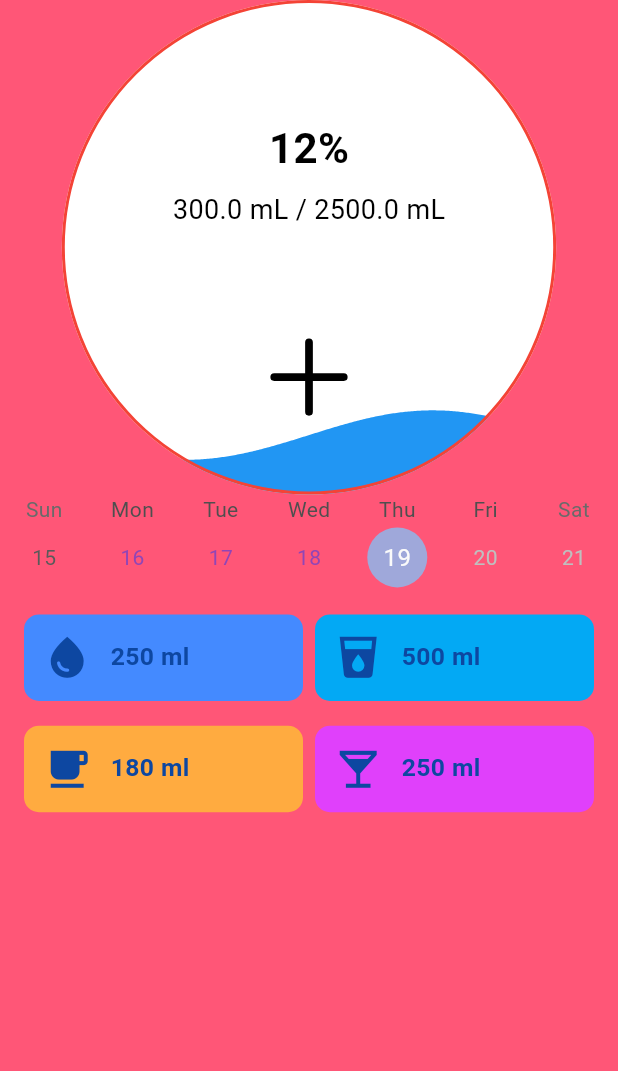
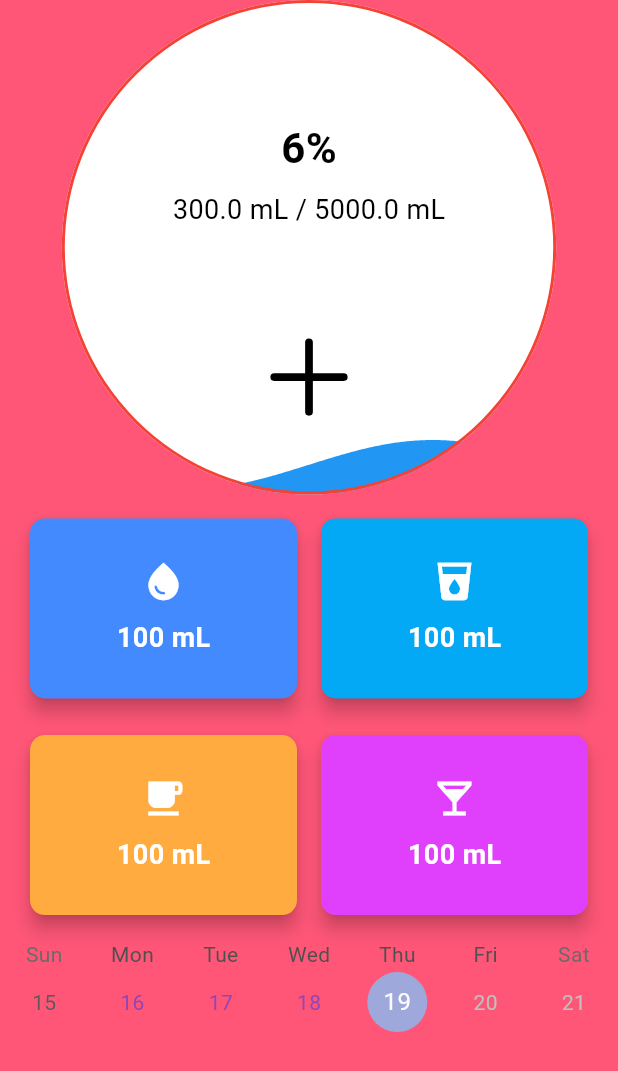
Before and after one commit to real-Hafez/lose_weight_eat_healthy, a Flutter app: the Water screen opened directly, after a tap on an icon or button, on a phone screen of 412 x 824 dp. Shown: the top 1071 px of the screen. Run offline on Flutter 3.47's test engine with Material 3 defaults, Android fonts, the phone set to English and light mode, and no system bars; drawn by our look-alikes of table_calendar; our stand-ins replace animated_text_kit, another_flutter_splash_screen, auto_size_text, bloc, cloud_firestore, device_preview and 14 more; accounts and stored records are empty.

Commit message:
get a water needed

```diff
--- a/lib/src/features/Settings/pages/setting.dart
+++ b/lib/src/features/Settings/pages/setting.dart
@@ -39,7 +39,7 @@ class _SettingsScreenState extends State<SettingsScreen> {
   Future<void> _updateWidget(String unit) async {
     try {
       final prefs = await SharedPreferences.getInstance();
-      final waterNeeded = prefs.getDouble('water_needed') ?? 2500.0;
+      final waterNeeded = prefs.getDouble('water_needed') ?? 3000.0;
       final waterDrunk = prefs.getDouble('water_drunk') ?? 0.0;
       await platform.invokeMethod('updateWidget', {
         'water': waterNeeded,
--- a/lib/src/features/water/pages/water.dart
+++ b/lib/src/features/water/pages/water.dart
@@ -13,7 +13,7 @@ class Water extends StatefulWidget {
 
 class _WaterState extends State<Water> {
   String? _savedUnit;
-  final double _waterNeeded = 2500.0;
+  double _waterNeeded = 5000.0; // Mutable now
   double _currentIntake = 0.0;
   static const platform =
       MethodChannel('com.example.lose_weight_eat_healthy/widget');
@@ -24,6 +24,7 @@ class _WaterState extends State<Water> {
     super.initState();
     _loadSavedPreferences();
     _setupWidgetListener();
+    get_water_need_and_unit();
   }
 
   void _handleGoalReached() {
@@ -32,6 +33,26 @@ class _WaterState extends State<Water> {
       _goalReachedDays
           .add(DateTime(today.year, today.month, today.day)); // Save the day
     });
+  }
+
+  Future<void> get_water_need_and_unit() async {
+    // Get a reference to SharedPreferences
+    SharedPreferences prefs = await SharedPreferences.getInstance();
+
+    // Retrieve the stored water needed value
+    double? value = prefs.getDouble('water_needed');
+    String? waterUnit = prefs.getString('water_unit');
+
+    // Check if the value is not null and update _waterNeeded
+    if (value != null) {
+      setState(() {
+        _waterNeeded = _convertToMl(value, waterUnit ?? 'mL');
+        _savedUnit = waterUnit ?? 'mL'; // Ensure unit is set
+      });
+      print('Retrieved value: $_waterNeeded $_savedUnit');
+    } else {
+      print('No value found for the key.');
+    }
   }
 
   Future<void> _loadSavedPreferences() async {
@@ -128,127 +149,8 @@ class _WaterState extends State<Water> {
           calender_for_training_water(
             goalReachedDays: _goalReachedDays,
           ),
-          Padding(
-            padding: const EdgeInsets.all(12),
-            child: Column(
-              crossAxisAlignment: CrossAxisAlignment.stretch,
-              children: [
-                const ResponsiveRow(
-                  children: [
-                    WaterIntakeCard(
-                      icon: Icons.water_drop,
-                      amount: 250,
-                      backgroundColor: Colors.blueAccent,
-                    ),
-                    WaterIntakeCard(
-                      icon: Icons.local_drink,
-                      amount: 500,
-                      backgroundColor: Colors.lightBlue,
-                    ),
-                  ],
-                ),
-                SizedBox(
-                  height: MediaQuery.of(context).size.height * .02,
-                ),
-                const ResponsiveRow(
-                  children: [
-                    WaterIntakeCard(
-                      icon: Icons.local_cafe,
-                      amount: 180,
-                      backgroundColor: Colors.orangeAccent,
-                    ),
-                    WaterIntakeCard(
-                      icon: Icons.local_bar,
-                      amount: 250,
-                      backgroundColor: Colors.purpleAccent,
-                    ),
-                  ],
-                ),
-              ],
-            ),
-          ),
         ],
       ),
     );
   }
 }
-
-class WaterIntakeCard extends StatelessWidget {
-  final IconData icon;
-  final int amount;
-  final Color backgroundColor;
-
-  const WaterIntakeCard({
-    super.key,
-    required this.icon,
-    required this.amount,
-    required this.backgroundColor,
-  });
-
-  @override
-  Widget build(BuildContext context) {
-    final iconSize = MediaQuery.of(context).size.height * .04;
-    final textSize = MediaQuery.of(context).size.height * .02;
-    final padding = MediaQuery.of(context).size.width * .03;
-
-    return Container(
-      padding: EdgeInsets.all(padding),
-      decoration: BoxDecoration(
-        color: backgroundColor,
-        borderRadius: BorderRadius.circular(
-          10,
-        ),
-      ),
-      child: Row(
-        mainAxisSize: MainAxisSize.min,
-        children: [
-          Icon(
-            icon,
-            size: iconSize,
-            color: Colors.blue[900],
-          ),
-          SizedBox(
-            width: padding,
-          ),
-          Text(
-            '$amount ml',
-            style: TextStyle(
-              fontSize: textSize,
-              fontWeight: FontWeight.bold,
-              color: Colors.blue[900],
-            ),
-          ),
-        ],
-      ),
-    );
-  }
-}
-
-class ResponsiveRow extends StatelessWidget {
-  final List<Widget> children;
-
-  const ResponsiveRow({super.key, required this.children});
-
-  @override
-  Widget build(BuildContext context) {
-    final isSmallScreen = MediaQuery.of(context).size.width < 600;
-
-    return Row(
-      mainAxisAlignment: MainAxisAlignment.spaceBetween,
-      children: children
-          .map((child) => Expanded(
-                child: Padding(
-                  padding: isSmallScreen
-                      ? const EdgeInsets.symmetric(
-                          horizontal: 4.0,
-                        )
-                      : const EdgeInsets.symmetric(
-                          horizontal: 8.0,
-                        ),
-                  child: child,
-                ),
-              ))
-          .toList(),
-    );
-  }
-}
--- a/lib/src/features/water/widgets/WaterIntakeWidget.dart
+++ b/lib/src/features/water/widgets/WaterIntakeWidget.dart
@@ -2,6 +2,8 @@ import 'package:flutter/material.dart';
 import 'package:ionicons/ionicons.dart';
 import 'package:liquid_progress_indicator_v2/liquid_progress_indicator.dart';
 import 'package:flutter/services.dart';
+import 'package:lose_weight_eat_healthy/src/features/water/pages/water.dart';
+import 'package:lose_weight_eat_healthy/src/features/water/widgets/respontiveRow.dart';
 
 class WaterIntakeWidget extends StatefulWidget {
   final double initialIntake;
@@ -85,7 +87,9 @@ class _WaterIntakeWidgetState extends State<WaterIntakeWidget> {
     double percentage = _currentIntake / widget.totalTarget;
 
     return Center(
-      child: SizedBox(
+      child: Column(
+        children: [
+          SizedBox(
             width: MediaQuery.of(context).size.width * .8,
             height: MediaQuery.of(context).size.height * .4,
             child: Stack(
@@ -142,6 +146,107 @@ class _WaterIntakeWidgetState extends State<WaterIntakeWidget> {
               ],
             ),
           ),
+          Padding(
+            padding: const EdgeInsets.all(12),
+            child: Column(
+              crossAxisAlignment: CrossAxisAlignment.stretch,
+              children: [
+                ResponsiveRow(
+                  children: [
+                    WaterIntakeCard(
+                      onTap: (p0) {
+                        print('object');
+                      },
+                      icon: Icons.water_drop,
+                      backgroundColor: Colors.blueAccent,
+                    ),
+                    WaterIntakeCard(
+                      onTap: (p0) {
+                        print('object');
+                      },
+                      icon: Icons.local_drink,
+                      backgroundColor: Colors.lightBlue,
+                    ),
+                  ],
+                ),
+                SizedBox(
+                  height: MediaQuery.of(context).size.height * .02,
+                ),
+                ResponsiveRow(
+                  children: [
+                    WaterIntakeCard(
+                      onTap: (p0) {
+                        print('object');
+                      },
+                      icon: Icons.local_cafe,
+                      backgroundColor: Colors.orangeAccent,
+                    ),
+                    WaterIntakeCard(
+                      onTap: (p0) {
+                        print('object');
+                      },
+                      icon: Icons.local_bar,
+                      backgroundColor: Colors.purpleAccent,
+                    ),
+                  ],
+                ),
+              ],
+            ),
+          ),
+        ],
+      ),
     );
   }
 }
+
+class WaterIntakeCard extends StatefulWidget {
+  final IconData icon;
+  final Color backgroundColor;
+  final Function(int) onTap;
+
+  const WaterIntakeCard({
+    super.key,
+    required this.icon,
+    required this.backgroundColor,
+    required this.onTap,
+  });
+
+  @override
+  _WaterIntakeCardState createState() => _WaterIntakeCardState();
+}
+
+class _WaterIntakeCardState extends State<WaterIntakeCard> {
+  @override
+  Widget build(BuildContext context) {
+    return GestureDetector(
+      onTap: () {},
+      child: Card(
+        elevation: 5,
+        shape: RoundedRectangleBorder(borderRadius: BorderRadius.circular(10)),
+        color: widget.backgroundColor,
+        child: SizedBox(
+          height: 120,
+          width: 140,
+          child: Column(
+            mainAxisAlignment: MainAxisAlignment.center,
+            children: [
+              Icon(
+                widget.icon,
+                size: 30,
+                color: Colors.white,
+              ),
+              const SizedBox(height: 10),
+              const Text(
+                "100 mL",
+                style: TextStyle(
+                    fontSize: 18,
+                    fontWeight: FontWeight.bold,
+                    color: Colors.white),
+              ),
+            ],
+          ),
+        ),
+      ),
+    );
+  }
+}
--- /dev/null
+++ b/lib/src/features/water/widgets/respontiveRow.dart
@@ -0,0 +1,81 @@
+import 'package:flutter/material.dart';
+
+class WaterIntakeCard extends StatelessWidget {
+  final IconData icon;
+  final int amount;
+  final Color backgroundColor;
+
+  const WaterIntakeCard({
+    super.key,
+    required this.icon,
+    required this.amount,
+    required this.backgroundColor,
+  });
+
+  @override
+  Widget build(BuildContext context) {
+    final iconSize = MediaQuery.of(context).size.height * .04;
+    final textSize = MediaQuery.of(context).size.height * .02;
+    final padding = MediaQuery.of(context).size.width * .03;
+
+    return Container(
+      padding: EdgeInsets.all(padding),
+      decoration: BoxDecoration(
+        color: backgroundColor,
+        borderRadius: BorderRadius.circular(
+          10,
+        ),
+      ),
+      child: Row(
+        mainAxisSize: MainAxisSize.min,
+        children: [
+          Icon(
+            icon,
+            size: iconSize,
+            color: Colors.blue[900],
+          ),
+          SizedBox(
+            width: padding,
+          ),
+          Text(
+            '$amount ml',
+            style: TextStyle(
+              fontSize: textSize,
+              fontWeight: FontWeight.bold,
+              color: Colors.blue[900],
+            ),
+          ),
+        ],
+      ),
+    );
+  }
+}
+
+class ResponsiveRow extends StatelessWidget {
+  final List<Widget> children;
+
+  const ResponsiveRow({super.key, required this.children});
+
+  @override
+  Widget build(BuildContext context) {
+    final isSmallScreen = MediaQuery.of(context).size.width < 600;
+
+    return Row(
+      mainAxisAlignment: MainAxisAlignment.spaceBetween,
+      children: children
+          .map((child) => Expanded(
+                child: Padding(
+                  padding: isSmallScreen
+                      ? const EdgeInsets.symmetric(
+                          horizontal: 4.0,
+                        )
+                      : const EdgeInsets.symmetric(
+                          horizontal: 8.0,
+                        ),
+                  child: child,
+                ),
+              ))
+          .toList(),
+    );
+  }
+}
```
Also changed, not shown: lib/src/features/water/cubit/water_cubit.dart (+60 -60 lines). Lines whose indentation alone changed are shown as unchanged.
